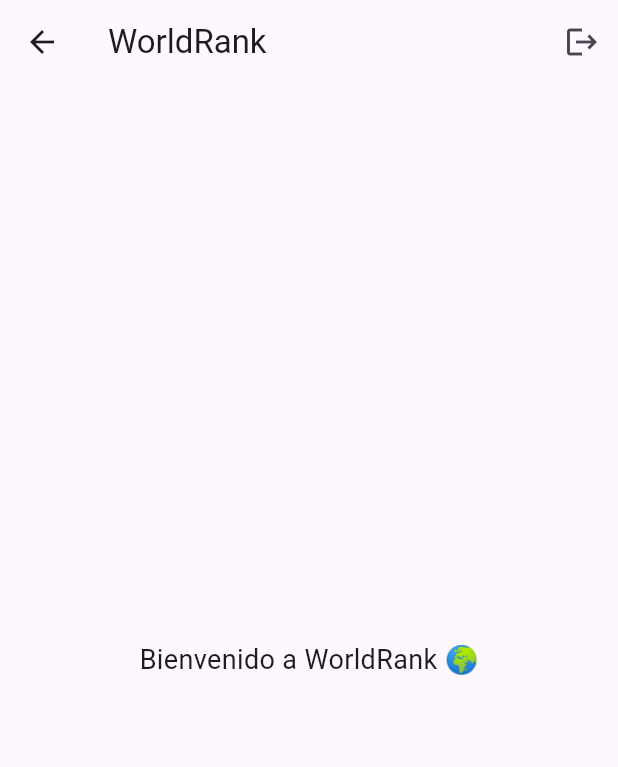
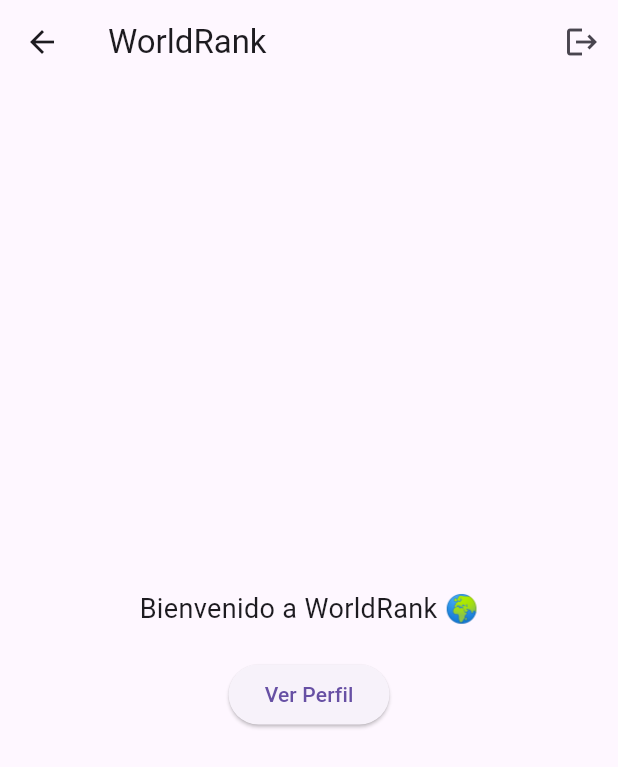
Before and after one commit to elturcofarid/conquistadores_app, a Flutter app: the HomePagina screen opened by its route, on a phone screen of 412 x 824 dp. Shown: the top 767 px of the screen. Run offline on Flutter 3.47's test engine with Material 3 defaults, Android fonts, the phone set to English and light mode, and no system bars; our stand-ins replace dio, equatable, flutter_bloc, flutter_secure_storage, get_it, shared_preferences; accounts and stored records are empty.

Commit message:
perfil ok

```diff
--- a/lib/funcionalidades/autenticacion/presentacion/paginas/home_pagina.dart
+++ b/lib/funcionalidades/autenticacion/presentacion/paginas/home_pagina.dart
@@ -22,10 +22,22 @@
           ),
         ],
       ),
-      body: const Center(
-        child: Text(
-          'Bienvenido a WorldRank 🌍',
-          style: TextStyle(fontSize: 18),
+      body: Center(
+        child: Column(
+          mainAxisAlignment: MainAxisAlignment.center,
+          children: [
+            const Text(
+              'Bienvenido a WorldRank 🌍',
+              style: TextStyle(fontSize: 18),
+            ),
+            const SizedBox(height: 20),
+            ElevatedButton(
+              onPressed: () {
+                Navigator.pushNamed(context, '/perfil');
+              },
+              child: const Text('Ver Perfil'),
+            ),
+          ],
         ),
       ),
     );
--- /dev/null
+++ b/lib/funcionalidades/perfil/dominio/entidades/perfil.dart
@@ -0,0 +1,27 @@
+class LugarVisitado {
+  final String placeId;
+
+  LugarVisitado({required this.placeId});
+
+  factory LugarVisitado.fromJson(Map<String, dynamic> json) {
+    return LugarVisitado(placeId: json['placeId']);
+  }
+}
+
+class Perfil {
+  final String userId;
+  final int puntaje;
+  final String rango;
+  final String? biografia;
+  final String? fotoUrl;
+  final List<LugarVisitado> lugaresVisitados;
+
+  Perfil({
+    required this.userId,
+    required this.puntaje,
+    required this.rango,
+    this.biografia,
+    this.fotoUrl,
+    required this.lugaresVisitados,
+  });
+}
--- /dev/null
+++ b/lib/funcionalidades/perfil/dominio/repositorio_perfil.dart
@@ -0,0 +1,5 @@
+import 'entidades/perfil.dart';
+
+abstract class RepositorioPerfil {
+  Future<Perfil> obtenerPerfilUsuario();
+}
--- /dev/null
+++ b/lib/funcionalidades/perfil/presentacion/bloc/perfil_bloc.dart
@@ -0,0 +1,26 @@
+import 'package:conquistadores_app/funcionalidades/autenticacion/dominio/entidades/usuario.dart';
+import 'package:conquistadores_app/funcionalidades/perfil/dominio/entidades/perfil.dart';
+import 'package:flutter_bloc/flutter_bloc.dart';
+
+import '../../dominio/casos_uso/obtener_perfil_usuario.dart';
+import 'perfil_estado.dart';
+import 'perfil_evento.dart';
+
+class PerfilBloc extends Bloc<PerfilEvento, PerfilEstado> {
+  final ObtenerPerfilUsuario obtenerPerfilUsuario;
+
+  PerfilBloc(this.obtenerPerfilUsuario) : super(PerfilInicial()) {
+    on<CargarPerfil>(_onCargarPerfil);
+  }
+
+  Future<void> _onCargarPerfil(CargarPerfil event, Emitter<PerfilEstado> emit) async {
+    emit(PerfilCargando());
+
+    try {
+      final perfil = await obtenerPerfilUsuario.ejecutar();
+      emit(PerfilCargado(perfil));
+    } catch (e) {
+      emit(PerfilError('Error al cargar perfil'));
+    }
+  }
+}
--- /dev/null
+++ b/lib/funcionalidades/perfil/presentacion/bloc/perfil_evento.dart
@@ -0,0 +1,3 @@
+abstract class PerfilEvento {}
+
+class CargarPerfil extends PerfilEvento {}
--- a/lib/main.dart
+++ b/lib/main.dart
@@ -1,6 +1,7 @@
 import 'package:conquistadores_app/funcionalidades/autenticacion/presentacion/bloc/autenticacion_bloc.dart';
 import 'package:conquistadores_app/funcionalidades/autenticacion/presentacion/paginas/home_pagina.dart';
 import 'package:conquistadores_app/funcionalidades/autenticacion/presentacion/paginas/login_pagina.dart';
+import 'package:conquistadores_app/funcionalidades/perfil/presentacion/paginas/perfil_pagina.dart';
 import 'package:conquistadores_app/inyeccion_dependencias.dart';
 import 'package:flutter/material.dart';
 import 'package:flutter_bloc/flutter_bloc.dart';
@@ -27,6 +28,7 @@
         routes: {
           '/login': (_) => const LoginPagina(),
           '/home': (_) => const HomePagina(),
+          '/perfil': (_) => const PerfilPagina(),
         },
         initialRoute: '/login',
       ),
```
Also changed, not shown: lib/core/red/interceptor_jwt.dart (+9 -3 lines), lib/funcionalidades/perfil/data/modelos/perfil_model.dart (added, +15 -0 lines), lib/funcionalidades/perfil/data/repositorio_perfil_impl.dart (added, +17 -0 lines), lib/funcionalidades/perfil/dominio/casos_uso/obtener_perfil_usuario.dart (added, +15 -0 lines), lib/funcionalidades/perfil/presentacion/bloc/perfil_estado.dart (added, +19 -0 lines), lib/funcionalidades/perfil/presentacion/paginas/perfil_pagina.dart (added, +58 -0 lines), lib/inyeccion_dependencias.dart (+18 -2 lines), 1 other file.
